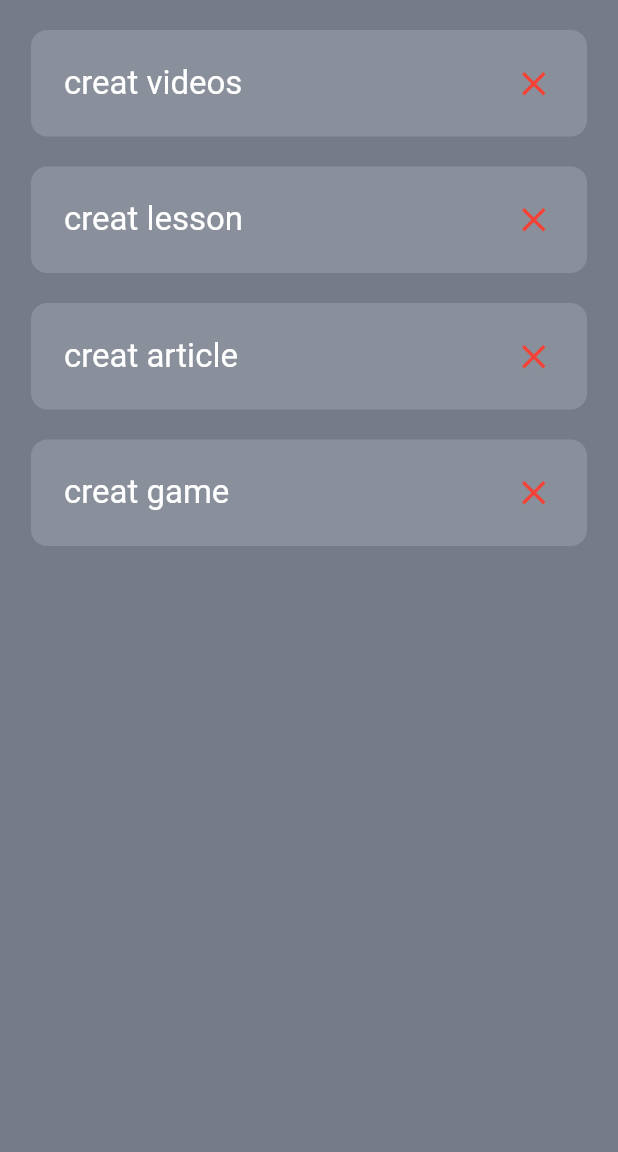
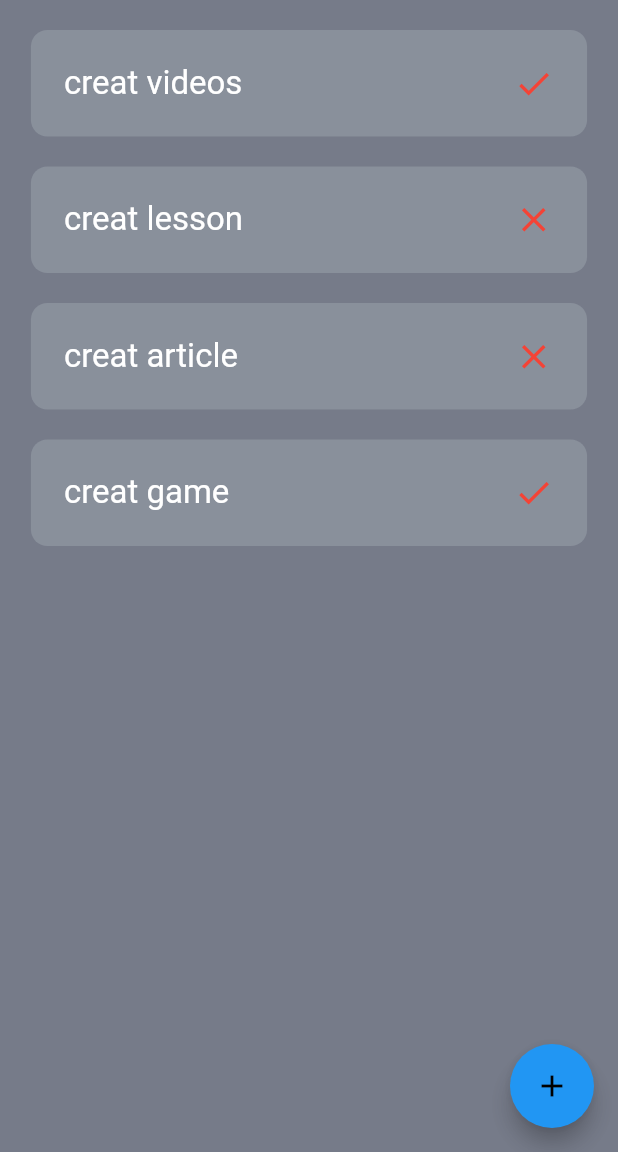
Before and after one commit to aliajjoub2/todo-App, a Flutter app: the screen it shows after launch, on a phone screen of 412 x 824 dp, the part 84-1236 px from its top. Run offline on Flutter 3.47's test engine with Material 2 defaults, Android fonts, the phone set to English and light mode, and no system bars.

```diff
--- a/lib/main.dart
+++ b/lib/main.dart
@@ -2,7 +2,6 @@
 
 import 'package:flutter/material.dart';
 import 'package:todo/widgets/todo-card.dart';
-
 
 void main() {
   runApp(const MyApp());
@@ -10,7 +9,6 @@ void main() {
 
 class MyApp extends StatelessWidget {
   const MyApp({Key? key}) : super(key: key);
-
 
   @override
   Widget build(BuildContext context) {
@@ -21,13 +19,10 @@ class MyApp extends StatelessWidget {
   }
 }
 
-
-
 class TodoApp extends StatefulWidget {
   const TodoApp({Key? key}) : super(key: key);
 
   // ignore: non_constant_identifier_names
-
 
   @override
   State<TodoApp> createState() => _TodoAppState();
@@ -43,18 +38,54 @@ class Task {
     required this.status,
   });
 }
-List allTasks =[
-Task(title: "creat videos", status: false),
-Task(title: "creat lesson", status: false),
-Task(title: "creat article", status: false),
-Task(title: "creat game", status: true),
 
+List allTasks = [
+  Task(title: "creat videos", status: true),
+  Task(title: "creat lesson", status: false),
+  Task(title: "creat article", status: false),
+  Task(title: "creat game", status: true),
 ];
 
 class _TodoAppState extends State<TodoApp> {
   @override
   Widget build(BuildContext context) {
     return Scaffold(
+      floatingActionButton: FloatingActionButton(
+
+        onPressed: () {
+        showModalBottomSheet(
+            context: context,
+            builder: (BuildContext context) {
+              return Container(
+                padding: EdgeInsets.all(22),
+                height: double.infinity,
+
+                color: Colors.amber[200],
+                // ignore: prefer_const_literals_to_create_immutables
+                child: Column(
+                  mainAxisAlignment: MainAxisAlignment.center,
+                  children: [
+                  TextField(
+                    maxLength: 20,
+                    decoration: InputDecoration(hintText: 'add neu Task'),
+                  ),
+                  TextButton(
+                      onPressed: () {
+                        Navigator.pop(context);
+                      },
+                      child: Text(
+                        'Add',
+                        style: TextStyle(fontSize: 22),
+                      ))
+                ]),
+              );
+            });
+      },
+      child: const Icon(
+                        Icons.add,
+                        color: Colors.black,
+                      ),
+      ),
       backgroundColor: Color.fromRGBO(58, 66, 86, 0.7),
       appBar: AppBar(
         elevation: 0,
@@ -74,13 +105,8 @@ class _TodoAppState extends State<TodoApp> {
           children: [
             //Todecard(),
 
-            ...allTasks.map((item) => Todecard(
-              vartitle: item.title
-            ))
-
-
-
-
+            ...allTasks.map(
+                (item) => Todecard(vartitle: item.title, doOrNot: item.status))
           ],
         ),
       ),
--- a/lib/widgets/todo-card.dart
+++ b/lib/widgets/todo-card.dart
@@ -3,10 +3,9 @@
 import 'package:flutter/material.dart';
 
 class Todecard extends StatelessWidget {
-    final String vartitle;
-  const Todecard({Key? key, required this.vartitle}) : super(key: key);
-
-
+  final String vartitle;
+  final bool doOrNot;
+  const Todecard({Key? key, required this.vartitle, required this.doOrNot}) : super(key: key);
 
   @override
   Widget build(BuildContext context) {
@@ -24,7 +23,7 @@ class Todecard extends StatelessWidget {
               style: TextStyle(color: Colors.white, fontSize: 22),
             ),
             Icon(
-              Icons.close,
+              doOrNot? Icons.check : Icons.close,
               size: 27,
               color: Colors.red,
             )
```
